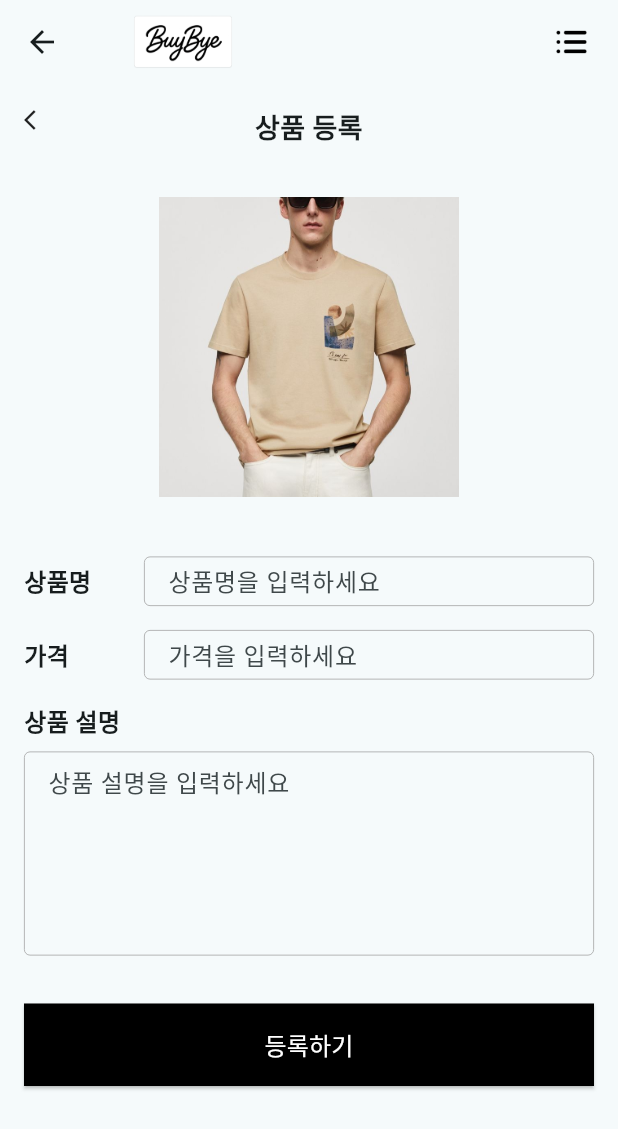
After one commit to Metachive/buybye, a Flutter app: the ProductRegister screen opened directly, on a phone screen of 412 x 824 dp. The commit adds this screen. Shown: the top 1129 px of the screen. Run offline on Flutter 3.47's test engine with Material 3 defaults, Android fonts, the phone set to English and light mode, and no system bars.

Commit message:
feature: 상품 등록 뷰단 생성

```diff
--- a/lib/product_detail.dart
+++ b/lib/product_detail.dart
@@ -190,7 +190,7 @@ class _ProductDetailState extends State<ProductDetail> {
                             backgroundColor: Colors.white,
                             padding: const EdgeInsets.symmetric(vertical: 8),
                             shape: RoundedRectangleBorder(
-                              borderRadius: BorderRadius.circular(0),
+                              borderRadius: BorderRadius.circular(10),
                             ),
                           ),
                           child: const Text(
@@ -212,7 +212,7 @@ class _ProductDetailState extends State<ProductDetail> {
                             backgroundColor: Colors.black,
                             padding: const EdgeInsets.symmetric(vertical: 8),
                             shape: RoundedRectangleBorder(
-                              borderRadius: BorderRadius.circular(0),
+                              borderRadius: BorderRadius.circular(10),
                             ),
                           ),
                           child: const Text(
--- /dev/null
+++ b/lib/product_register.dart
@@ -0,0 +1,264 @@
+import 'package:flutter/material.dart';
+import 'package:intl/intl.dart';
+import 'models/product.dart';
+
+class ProductRegister extends StatefulWidget {
+  const ProductRegister({
+    super.key,
+  });
+
+  @override
+  State<ProductRegister> createState() => _ProductRegisterState();
+}
+
+class _ProductRegisterState extends State<ProductRegister> {
+  final _formKey = GlobalKey<FormState>();
+  final _nameController = TextEditingController();
+  final _priceController = TextEditingController();
+  final _descriptionController = TextEditingController();
+  String _selectedImage = 'assets/images/product/product1.png'; // 기본 이미지
+
+  @override
+  void dispose() {
+    _nameController.dispose();
+    _priceController.dispose();
+    _descriptionController.dispose();
+    super.dispose();
+  }
+
+  @override
+  Widget build(BuildContext context) {
+    return Scaffold(
+      appBar: AppBar(
+        title: Row(
+          mainAxisAlignment: MainAxisAlignment.start,
+          children: [
+            Image.asset(
+              'assets/images/logo.png',
+              height: 100,
+              width: 100,
+            ),
+          ],
+        ),
+        actions: [
+          Padding(
+            padding: const EdgeInsets.only(right: 16.0),
+            child: Image.asset(
+              'assets/images/list.png',
+              width: 30,
+              height: 30,
+            ),
+          ),
+        ],
+      ),
+      body: SingleChildScrollView(
+        child: Column(
+          crossAxisAlignment: CrossAxisAlignment.start,
+          children: [
+            Padding(
+              padding: const EdgeInsets.all(16.0),
+              child: Stack(
+                children: [
+                  SizedBox(
+                    width: double.infinity,
+                    child: const Text(
+                      '상품 등록',
+                      style: TextStyle(
+                        fontSize: 18,
+                        fontWeight: FontWeight.bold,
+                      ),
+                      textAlign: TextAlign.center,
+                    ),
+                  ),
+                  GestureDetector(
+                    onTap: () {
+                      Navigator.pop(context);
+                    },
+                    child: const Icon(Icons.arrow_back_ios, size: 16),
+                  ),
+                ],
+              ),
+            ),
+            Padding(
+              padding: const EdgeInsets.all(16.0),
+              child: Form(
+                key: _formKey,
+                child: Column(
+                  crossAxisAlignment: CrossAxisAlignment.start,
+                  children: [
+                    // 이미지 선택
+                    Center(
+                      child: Column(
+                        children: [
+                          Image.asset(
+                            _selectedImage,
+                            width: 200,
+                            height: 200,
+                            fit: BoxFit.cover,
+                          ),
+                          const SizedBox(height: 16),
+                        ],
+                      ),
+                    ),
+                    const SizedBox(height: 24),
+                    // 상품명 입력
+                    Row(
+                      crossAxisAlignment: CrossAxisAlignment.center,
+                      children: [
+                        const SizedBox(
+                          width: 80,
+                          child: Text(
+                            '상품명',
+                            style: TextStyle(
+                              fontSize: 16,
+                              fontWeight: FontWeight.bold,
+                            ),
+                          ),
+                        ),
+                        Expanded(
+                          child: TextFormField(
+                            controller: _nameController,
+                            decoration: const InputDecoration(
+                              hintText: '상품명을 입력하세요',
+                              border: OutlineInputBorder(
+                                borderSide: BorderSide(color: Colors.grey, width: 0.5),
+                              ),
+                              enabledBorder: OutlineInputBorder(
+                                borderSide: BorderSide(color: Colors.grey, width: 0.5),
+                              ),
+                              focusedBorder: OutlineInputBorder(
+                                borderSide: BorderSide(color: Colors.grey, width: 0.5),
+                              ),
+                              contentPadding: EdgeInsets.symmetric(horizontal: 12, vertical: 4),
+                              isDense: true,
+                            ),
+                            validator: (value) {
+                              if (value == null || value.isEmpty) {
+                                return '상품명을 입력해주세요';
+                              }
+                              return null;
+                            },
+                          ),
+                        ),
+                      ],
+                    ),
+                    const SizedBox(height: 16),
+                    // 가격 입력
+                    Row(
+                      crossAxisAlignment: CrossAxisAlignment.center,
+                      children: [
+                        const SizedBox(
+                          width: 80,
+                          child: Text(
+                            '가격',
+                            style: TextStyle(
+                              fontSize: 16,
+                              fontWeight: FontWeight.bold,
+                            ),
+                          ),
+                        ),
+                        Expanded(
+                          child: TextFormField(
+                            controller: _priceController,
+                            decoration: const InputDecoration(
+                              hintText: '가격을 입력하세요',
+                              border: OutlineInputBorder(
+                                borderSide: BorderSide(color: Colors.grey, width: 0.5),
+                              ),
+                              enabledBorder: OutlineInputBorder(
+                                borderSide: BorderSide(color: Colors.grey, width: 0.5),
+                              ),
+                              focusedBorder: OutlineInputBorder(
+                                borderSide: BorderSide(color: Colors.grey, width: 0.5),
+                              ),
+                              contentPadding: EdgeInsets.symmetric(horizontal: 12, vertical: 4),
+                              isDense: true,
+                              suffixText: '원',
+                            ),
+                            keyboardType: TextInputType.number,
+                            validator: (value) {
+                              if (value == null || value.isEmpty) {
+                                return '가격을 입력해주세요';
+                              }
+                              if (int.tryParse(value) == null) {
+                                return '숫자만 입력해주세요';
+                              }
+                              return null;
+                            },
+                          ),
+                        ),
+                      ],
+                    ),
+                    const SizedBox(height: 16),
+                    // 상품 설명 입력
+                    const Text(
+                      '상품 설명',
+                      style: TextStyle(
+                        fontSize: 16,
+                        fontWeight: FontWeight.bold,
+                      ),
+                    ),
+                    const SizedBox(height: 8),
+                    TextFormField(
+                      controller: _descriptionController,
+                      decoration: const InputDecoration(
+                        hintText: '상품 설명을 입력하세요',
+                        border: OutlineInputBorder(
+                          borderSide: BorderSide(color: Colors.grey, width: 0.5),
+                        ),
+                        enabledBorder: OutlineInputBorder(
+                          borderSide: BorderSide(color: Colors.grey, width: 0.5),
+                        ),
+                        focusedBorder: OutlineInputBorder(
+                          borderSide: BorderSide(color: Colors.grey, width: 0.5),
+                        ),
+                        contentPadding: EdgeInsets.symmetric(horizontal: 12, vertical: 8),
+                      ),
+                      maxLines: 5,
+                      validator: (value) {
+                        if (value == null || value.isEmpty) {
+                          return '상품 설명을 입력해주세요';
+                        }
+                        return null;
+                      },
+                    ),
+                    const SizedBox(height: 32),
+                    // 등록 버튼
+                    SizedBox(
+                      width: double.infinity,
+                      child: ElevatedButton(
+                        onPressed: () {
+                          if (_formKey.currentState!.validate()) {
+                            // TODO: 상품 등록 기능 구현
+                            ScaffoldMessenger.of(context).showSnackBar(
+                              const SnackBar(content: Text('상품이 등록되었습니다')),
+                            );
+                            Navigator.pop(context);
+                          }
+                        },
+                        style: ElevatedButton.styleFrom(
+                          backgroundColor: Colors.black,
+                          padding: const EdgeInsets.symmetric(vertical: 16),
+                          shape: RoundedRectangleBorder(
+                            borderRadius: BorderRadius.zero,
+                          ),
+                        ),
+                        child: const Text(
+                          '등록하기',
+                          style: TextStyle(
+                            fontSize: 16,
+                            color: Colors.white,
+                          ),
+                        ),
+                      ),
+                    ),
+                  ],
+                ),
+              ),
+            ),
+          ],
+        ),
+      ),
+    );
+  }
+}
```
